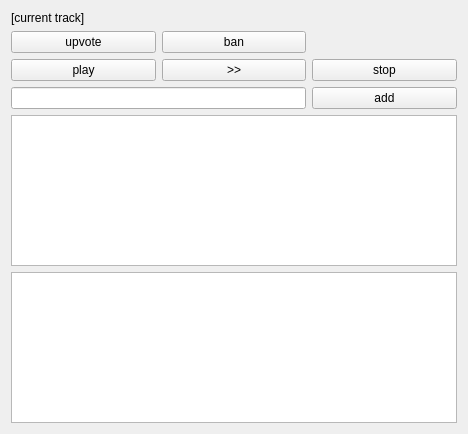
This is client/rrplayer.ui in frans-fuerst/music_scheduler as Qt 5 draws it before an edit. The edited form follows.
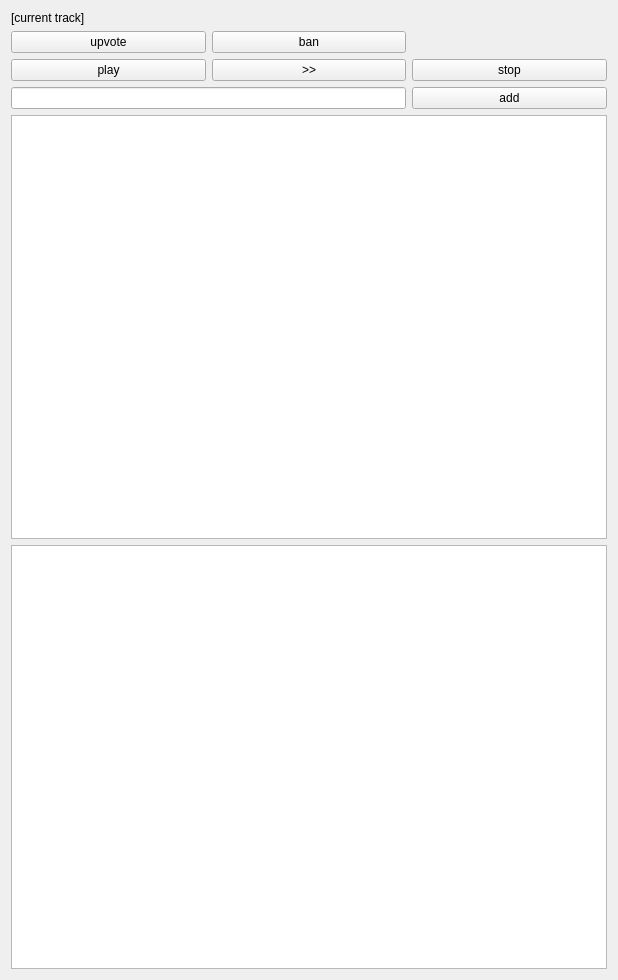
This is the edited form.

What changed in the file:
```diff
--- a/client/rrplayer.ui
+++ b/client/rrplayer.ui
@@ -6,16 +6,10 @@
    <rect>
     <x>0</x>
     <y>0</y>
-    <width>468</width>
-    <height>434</height>
+    <width>618</width>
+    <height>980</height>
    </rect>
   </property>
-  <property name="maximumSize">
-   <size>
-    <width>600</width>
-    <height>16777215</height>
-   </size>
-  </property>
   <property name="windowTitle">
    <string>rrplayer</string>
   </property>
```
